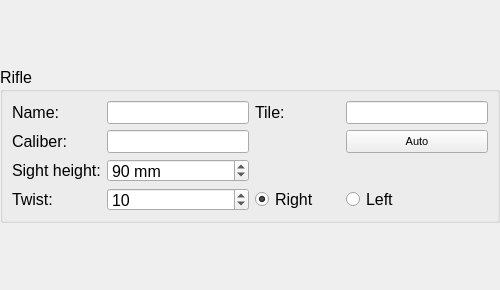
Before: the Qt Designer form ui_templates/prof_rifle.ui in o-murphy/archer_ballistics_constructor, drawn with Qt 5.
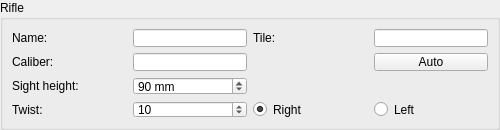
After: the same form once the commit is applied.

Diff of the .ui file:
```diff
--- a/ui_templates/prof_rifle.ui
+++ b/ui_templates/prof_rifle.ui
@@ -7,7 +7,7 @@
     <x>0</x>
     <y>0</y>
     <width>500</width>
-    <height>290</height>
+    <height>130</height>
    </rect>
   </property>
   <property name="windowTitle">
@@ -32,7 +32,7 @@
    <item row="0" column="0">
     <widget class="QGroupBox" name="rifleGroupBox">
      <property name="sizePolicy">
-      <sizepolicy hsizetype="Expanding" vsizetype="Fixed">
+      <sizepolicy hsizetype="Preferred" vsizetype="Preferred">
        <horstretch>0</horstretch>
        <verstretch>0</verstretch>
       </sizepolicy>
@@ -40,22 +40,9 @@
      <property name="minimumSize">
       <size>
        <width>500</width>
-       <height>156</height>
+       <height>130</height>
       </size>
      </property>
-     <property name="maximumSize">
-      <size>
-       <width>16777215</width>
-       <height>156</height>
-      </size>
-     </property>
-     <property name="font">
-      <font>
-       <pointsize>12</pointsize>
-       <underline>false</underline>
-       <kerning>true</kerning>
-      </font>
-     </property>
      <property name="styleSheet">
       <string notr="true"/>
      </property>
@@ -74,11 +61,6 @@
           <verstretch>0</verstretch>
          </sizepolicy>
         </property>
-        <property name="font">
-         <font>
-          <pointsize>12</pointsize>
-         </font>
-        </property>
         <property name="styleSheet">
          <string notr="true"/>
         </property>
@@ -101,11 +83,6 @@
           <verstretch>0</verstretch>
          </sizepolicy>
         </property>
-        <property name="font">
-         <font>
-          <pointsize>12</pointsize>
-         </font>
-        </property>
         <property name="text">
          <string>Sight height:</string>
         </property>
@@ -119,11 +96,6 @@
           <verstretch>0</verstretch>
          </sizepolicy>
         </property>
-        <property name="font">
-         <font>
-          <pointsize>12</pointsize>
-         </font>
-        </property>
         <property name="text">
          <string>Name:</string>
         </property>
@@ -137,11 +109,6 @@
           <verstretch>0</verstretch>
          </sizepolicy>
         </property>
-        <property name="font">
-         <font>
-          <pointsize>12</pointsize>
-         </font>
-        </property>
         <property name="text">
          <string>Caliber:</string>
         </property>
@@ -155,11 +122,6 @@
           <verstretch>0</verstretch>
          </sizepolicy>
         </property>
-        <property name="font">
-         <font>
-          <pointsize>12</pointsize>
-         </font>
-        </property>
         <property name="text">
          <string>Twist:</string>
         </property>
@@ -173,11 +135,6 @@
           <verstretch>0</verstretch>
          </sizepolicy>
         </property>
-        <property name="font">
-         <font>
-          <pointsize>12</pointsize>
-         </font>
-        </property>
         <property name="styleSheet">
          <string notr="true"/>
         </property>
@@ -238,11 +195,6 @@
           <verstretch>0</verstretch>
          </sizepolicy>
         </property>
-        <property name="font">
-         <font>
-          <pointsize>12</pointsize>
-         </font>
-        </property>
         <property name="styleSheet">
          <string notr="true"/>
         </property>
@@ -265,11 +217,6 @@
           <verstretch>0</verstretch>
          </sizepolicy>
         </property>
-        <property name="font">
-         <font>
-          <pointsize>12</pointsize>
-         </font>
-        </property>
         <property name="text">
          <string>Tile:</string>
         </property>
@@ -283,11 +230,6 @@
           <verstretch>0</verstretch>
          </sizepolicy>
         </property>
-        <property name="font">
-         <font>
-          <pointsize>12</pointsize>
-         </font>
-        </property>
         <property name="styleSheet">
          <string notr="true"/>
         </property>
@@ -313,11 +255,6 @@
           <height>0</height>
          </size>
         </property>
-        <property name="font">
-         <font>
-          <pointsize>12</pointsize>
-         </font>
-        </property>
         <property name="styleSheet">
          <string notr="true"/>
         </property>
@@ -337,15 +274,6 @@
           <verstretch>0</verstretch>
          </sizepolicy>
         </property>
-        <property name="font">
-         <font>
-          <pointsize>8</pointsize>
-          <weight>50</weight>
-          <italic>false</italic>
-          <bold>false</bold>
-          <underline>false</underline>
-         </font>
-        </property>
         <property name="toolTip">
          <string>&lt;font color=black&gt;Convert&lt;/font&gt;</string>
         </property>
```
